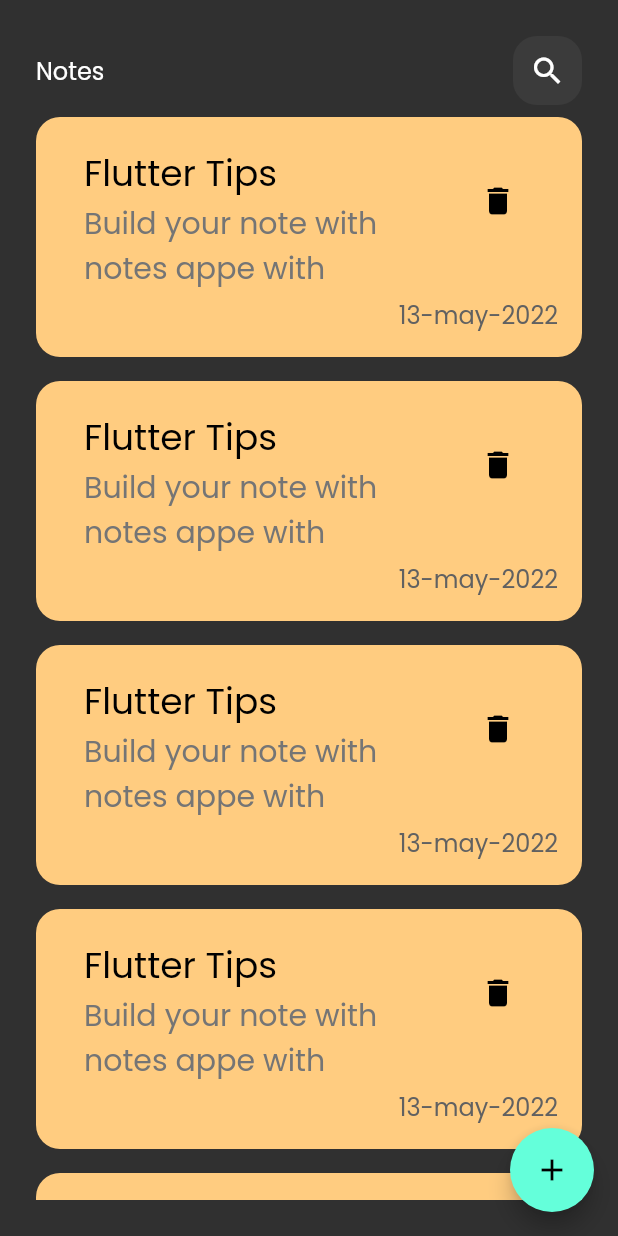
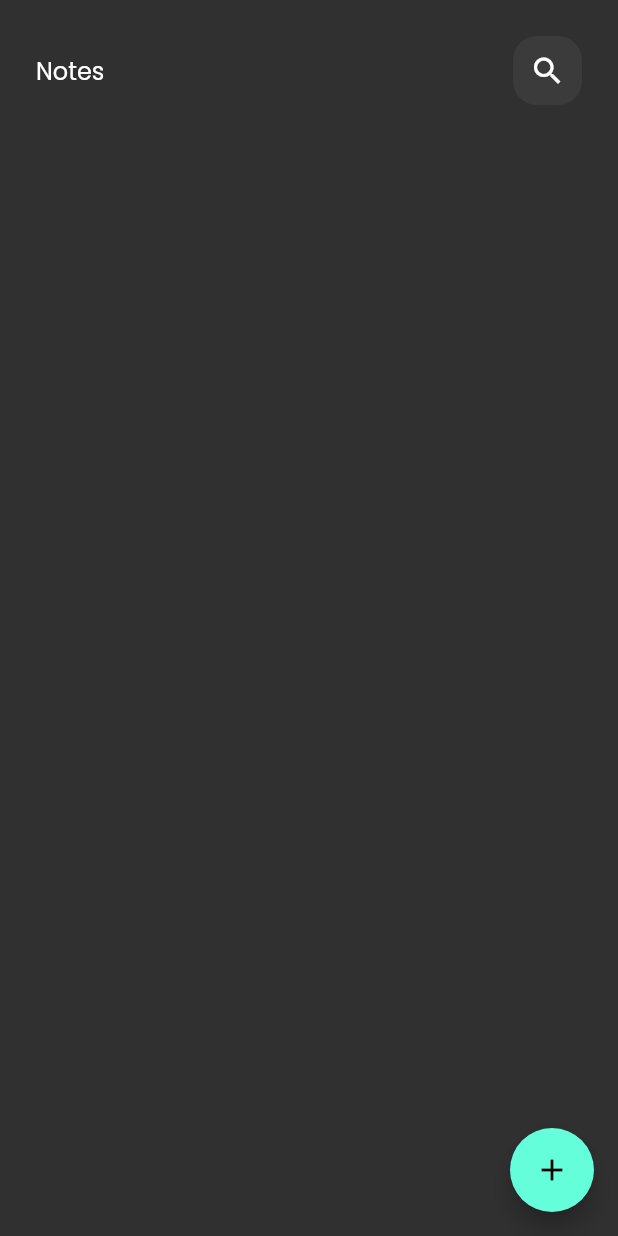
Before and after one commit to AhmedAbdAldaim/notes_app, a Flutter app: the screen it shows after launch, on a phone screen of 412 x 824 dp. Run offline on Flutter 3.47's test engine with Material 2 defaults, Android fonts, the phone set to English and light mode, and no system bars; our stand-ins replace bloc, flutter_bloc, hive, hive_flutter, modal_progress_hud_nsn; accounts and stored records are empty.

Commit message:
show notes

```diff
--- /dev/null
+++ b/lib/cubits/note_cubit/note_cubit_cubit.dart
@@ -0,0 +1,18 @@
+import 'package:bloc/bloc.dart';
+import 'package:hive_flutter/adapters.dart';
+import 'package:meta/meta.dart';
+import 'package:notes_app/model/note_model.dart';
+
+part 'note_cubit_state.dart';
+
+class NoteCubitCubit extends Cubit<NoteCubitState> {
+  NoteCubitCubit() : super(NoteCubitInitial());
+
+  featchAllNotes() {
+
+      var box = Hive.box<NoteModel>('notes');
+      List<NoteModel> notes = box.values.toList();
+      emit(NoteSuccess(notes));
+
+  }
+}
--- /dev/null
+++ b/lib/cubits/note_cubit/note_cubit_state.dart
@@ -0,0 +1,12 @@
+part of 'note_cubit_cubit.dart';
+
+@immutable
+abstract class NoteCubitState {}
+
+class NoteCubitInitial extends NoteCubitState {}
+
+
+class NoteSuccess extends NoteCubitState {
+  final List<NoteModel> notes;
+  NoteSuccess(this.notes);
+}
--- a/lib/main.dart
+++ b/lib/main.dart
@@ -2,6 +2,7 @@ import 'package:flutter/material.dart';
 import 'package:flutter_bloc/flutter_bloc.dart';
 import 'package:hive_flutter/hive_flutter.dart';
 import 'package:notes_app/bloc_observer.dart';
+import 'package:notes_app/cubits/note_cubit/note_cubit_cubit.dart';
 import 'package:notes_app/model/note_model.dart';
 import 'package:notes_app/views/note_view.dart';
 
@@ -19,11 +20,16 @@ class MyApp extends StatelessWidget {
 
   @override
   Widget build(BuildContext context) {
-    return MaterialApp(
-      title: 'Notes App',
-      theme: ThemeData(brightness: Brightness.dark, fontFamily: 'Poppins'),
-      debugShowCheckedModeBanner: false,
-      home: const NoteView(),
+    return MultiBlocProvider(
+      providers: [
+        BlocProvider(create: (context)=> NoteCubitCubit()..featchAllNotes())
+      ],
+      child: MaterialApp(
+        title: 'Notes App',
+        theme: ThemeData(brightness: Brightness.dark, fontFamily: 'Poppins'),
+        debugShowCheckedModeBanner: false,
+        home: const NoteView(),
+      ),
     );
   }
 }
--- a/lib/views/note_view.dart
+++ b/lib/views/note_view.dart
@@ -1,4 +1,6 @@
 import 'package:flutter/material.dart';
+import 'package:flutter_bloc/flutter_bloc.dart';
+import 'package:notes_app/cubits/note_cubit/note_cubit_cubit.dart';
 import 'package:notes_app/views/add_note_bottomsheet.dart';
 import 'package:notes_app/views/widgets/custom_appbar.dart';
 import 'package:notes_app/views/widgets/custom_note_item.dart';
@@ -8,6 +10,8 @@ class NoteView extends StatelessWidget {
 
   @override
   Widget build(BuildContext context) {
+    return BlocBuilder<NoteCubitCubit, NoteCubitState>(
+      builder: (context, state) {
         return Scaffold(
           floatingActionButton: FloatingActionButton(
             onPressed: () {
@@ -20,7 +24,7 @@ class NoteView extends StatelessWidget {
                   ),
                 ),
                 builder: (context) {
-              return  const AddNoteBottomSheet();
+                  return const AddNoteBottomSheet();
                 },
               );
             },
@@ -33,18 +37,21 @@ class NoteView extends StatelessWidget {
               children: [
                  const CustomAppBar(),
                 Expanded(
-              child: ListView.builder(
+                  child: state is NoteSuccess? ListView.builder(
+                    itemCount: state.notes.length,
                     itemBuilder: (context, index) {
-                  return const Padding(
-                    padding: EdgeInsets.symmetric(vertical: 8.0),
-                    child: CustomNoteItem(),
+                      return  Padding(
+                        padding: const EdgeInsets.symmetric(vertical: 8.0),
+                        child: CustomNoteItem(noteModel: state.notes[index]),
                       );
                     },
-              ),
+                  ):const CircularProgressIndicator.adaptive()
                 )
               ],
             ),
           )),
         );
+      },
+    );
   }
 }
--- a/lib/views/widgets/custom_note_item.dart
+++ b/lib/views/widgets/custom_note_item.dart
@@ -1,8 +1,10 @@
 import 'package:flutter/material.dart';
+import 'package:notes_app/model/note_model.dart';
 import 'package:notes_app/views/edit_note_view.dart';
 
 class CustomNoteItem extends StatelessWidget {
-  const CustomNoteItem({super.key});
+  final NoteModel noteModel;
+  const CustomNoteItem({super.key, required this.noteModel});
 
   @override
   Widget build(BuildContext context) {
@@ -26,14 +28,14 @@ class CustomNoteItem extends StatelessWidget {
           crossAxisAlignment: CrossAxisAlignment.end,
           children: [
             ListTile(
-              title: const Text(
-                'Flutter Tips',
+              title:  Text(
+              noteModel.title,
                 maxLines: 1,
                 overflow: TextOverflow.ellipsis,
-                style: TextStyle(color: Colors.black, fontSize: 24),
+                style: const TextStyle(color: Colors.black, fontSize: 24),
               ),
               subtitle: Text(
-                'Build your note with notes appe with ',
+              noteModel.description,
                 maxLines: 2,
                 overflow: TextOverflow.ellipsis,
                 style: TextStyle(
@@ -50,8 +52,8 @@ class CustomNoteItem extends StatelessWidget {
               ),
             ),
             Text(
-              '13-may-2022',
-              maxLines: 1,
+               noteModel.date,
+               maxLines: 1,
               overflow: TextOverflow.ellipsis,
               style: TextStyle(fontSize: 16, color: Colors.grey.shade700),
             )
```
Lines whose indentation alone changed are shown as unchanged.
